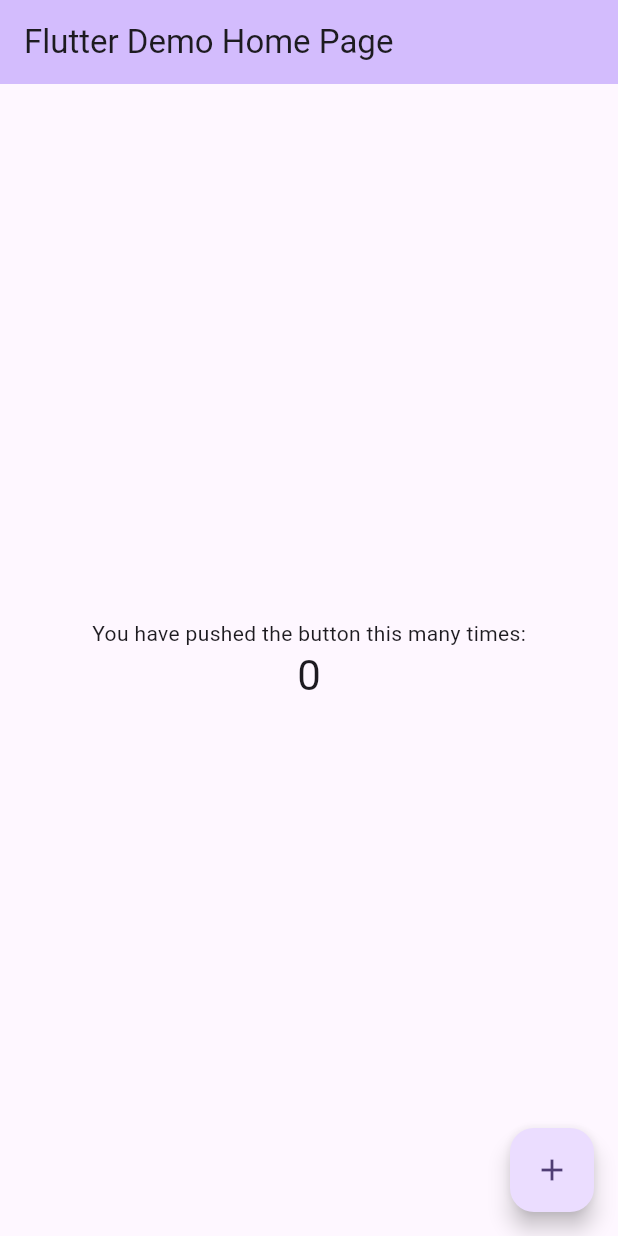
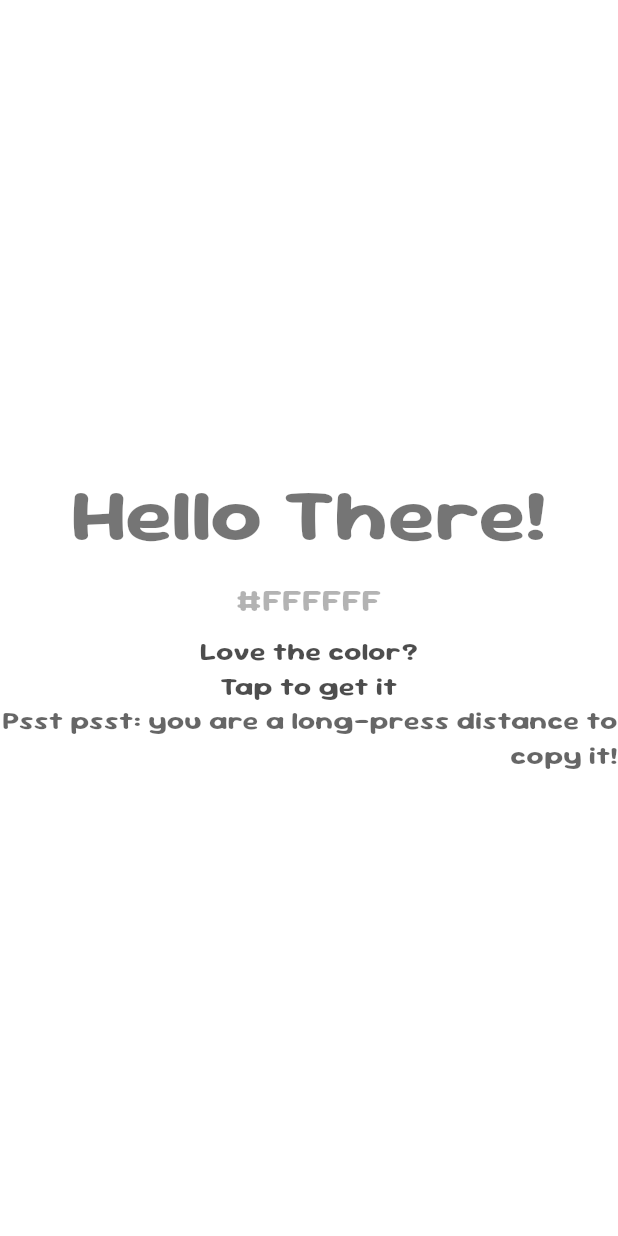
Before and after one commit to arguellesdev/solid_hello, a Flutter app: the screen it shows after launch, on a phone screen of 412 x 824 dp. Run offline on Flutter 3.47's test engine with Material 3 defaults, Android fonts, the phone set to English and light mode, and no system bars.

Commit message:
Hello there added to the main

```diff
--- /dev/null
+++ b/solid_hello/lib/app/features/hello_there/presentation/pages/hello_there.dart
@@ -0,0 +1,103 @@
+import 'package:flutter/material.dart';
+import 'package:flutter/services.dart';
+import 'package:solid_hello/app/features/hello_there/services/color_service.dart';
+
+class HelloThere extends StatefulWidget {
+  const HelloThere({super.key});
+
+  @override
+  State<HelloThere> createState() => _HelloThereState();
+}
+
+class _HelloThereState extends State<HelloThere> {
+  final _cs = ColorService();
+  Color _bgColor = Colors.white70;
+  Color _textColor = Colors.black54;
+
+  void _onTap() {
+    setState(() {
+      _bgColor = _cs.generateRandomColor();
+      _textColor = _cs.readableOn(_bgColor);
+    });
+  }
+
+  Future<void> _onLongPress() async {
+    final hex = _cs.hex(_bgColor);
+    await Clipboard.setData(ClipboardData(text: hex));
+    if (!mounted) return;
+    ScaffoldMessenger.of(context).showSnackBar(
+      SnackBar(
+        content: Text('Done!  $hex is now on your clipboard'),
+        duration: const Duration(milliseconds: 1800),
+      ),
+    );
+  }
+
+  @override
+  Widget build(BuildContext context) {
+    final hex = _cs.hex(_bgColor);
+
+    return Scaffold(
+      backgroundColor: _bgColor,
+      body: Material(
+        color: Colors.transparent,
+        child: InkWell(
+          onTap: _onTap,
+          onLongPress: _onLongPress,
+          child: SizedBox.expand(
+            child: Center(
+              child: Column(
+                mainAxisSize: MainAxisSize.min,
+                children: [
+                  Text(
+                    'Hello There!',
+                    textAlign: TextAlign.center,
+                    style: TextStyle(
+                      fontFamily: 'SourGummy',
+                      fontWeight: FontWeight.w700,
+                      fontSize: 48,
+                      color: _textColor,
+                    ),
+                  ),
+                  const SizedBox(height: 8),
+                  Text(
+                    hex,
+                    textAlign: TextAlign.center,
+                    style: TextStyle(
+                      fontFamily: 'SourGummy',
+                      fontWeight: FontWeight.w500,
+                      fontSize: 20,
+                      color: _textColor.withAlpha((0.3 * 255).toInt()),
+                      fontFeatures: const [FontFeature.tabularFigures()],
+                    ),
+                  ),
+                  const SizedBox(height: 8),
+                  Text(
+                    'Love the color?\nTap to get it',
+                    textAlign: TextAlign.center,
+                    style: TextStyle(
+                      fontFamily: 'SourGummy',
+                      fontWeight: FontWeight.w300,
+                      fontSize: 16,
+                      color: _textColor.withAlpha((0.7 * 255).toInt()),
+                    ),
+                  ),
+                  Text(
+                    'Psst psst: you are a long-press distance to copy it!',
+                    textAlign: TextAlign.end,
+                    style: TextStyle(
+                      fontFamily: 'SourGummy',
+                      fontWeight: FontWeight.w300,
+                      fontSize: 16,
+                      color: _textColor.withAlpha((0.6 * 255).toInt()),
+                    ),
+                  ),
+                ],
+              ),
+            ),
+          ),
+        ),
+      ),
+    );
+  }
+}
--- a/solid_hello/lib/main.dart
+++ b/solid_hello/lib/main.dart
@@ -1,4 +1,5 @@
 import 'package:flutter/material.dart';
+import 'package:solid_hello/app/features/hello_there/presentation/pages/hello_there.dart';
 
 void main() {
   runApp(const MyApp());
@@ -7,7 +8,6 @@
 class MyApp extends StatelessWidget {
   const MyApp({super.key});
 
-  // This widget is the root of your application.
   @override
   Widget build(BuildContext context) {
     return MaterialApp(
@@ -30,93 +30,7 @@
         // tested with just a hot reload.
         colorScheme: ColorScheme.fromSeed(seedColor: Colors.deepPurple),
       ),
-      home: const MyHomePage(title: 'Flutter Demo Home Page'),
+      home: const HelloThere(),
     );
   }
 }
-
-class MyHomePage extends StatefulWidget {
-  const MyHomePage({super.key, required this.title});
-
-  // This widget is the home page of your application. It is stateful, meaning
-  // that it has a State object (defined below) that contains fields that affect
-  // how it looks.
-
-  // This class is the configuration for the state. It holds the values (in this
-  // case the title) provided by the parent (in this case the App widget) and
-  // used by the build method of the State. Fields in a Widget subclass are
-  // always marked "final".
-
-  final String title;
-
-  @override
-  State<MyHomePage> createState() => _MyHomePageState();
-}
-
-class _MyHomePageState extends State<MyHomePage> {
-  int _counter = 0;
-
-  void _incrementCounter() {
-    setState(() {
-      // This call to setState tells the Flutter framework that something has
-      // changed in this State, which causes it to rerun the build method below
-      // so that the display can reflect the updated values. If we changed
-      // _counter without calling setState(), then the build method would not be
-      // called again, and so nothing would appear to happen.
-      _counter++;
-    });
-  }
-
-  @override
-  Widget build(BuildContext context) {
-    // This method is rerun every time setState is called, for instance as done
-    // by the _incrementCounter method above.
-    //
-    // The Flutter framework has been optimized to make rerunning build methods
-    // fast, so that you can just rebuild anything that needs updating rather
-    // than having to individually change instances of widgets.
-    return Scaffold(
-      appBar: AppBar(
-        // TRY THIS: Try changing the color here to a specific color (to
-        // Colors.amber, perhaps?) and trigger a hot reload to see the AppBar
-        // change color while the other colors stay the same.
-        backgroundColor: Theme.of(context).colorScheme.inversePrimary,
-        // Here we take the value from the MyHomePage object that was created by
-        // the App.build method, and use it to set our appbar title.
-        title: Text(widget.title),
-      ),
-      body: Center(
-        // Center is a layout widget. It takes a single child and positions it
-        // in the middle of the parent.
-        child: Column(
-          // Column is also a layout widget. It takes a list of children and
-          // arranges them vertically. By default, it sizes itself to fit its
-          // children horizontally, and tries to be as tall as its parent.
-          //
-          // Column has various properties to control how it sizes itself and
-          // how it positions its children. Here we use mainAxisAlignment to
-          // center the children vertically; the main axis here is the vertical
-          // axis because Columns are vertical (the cross axis would be
-          // horizontal).
-          //
-          // TRY THIS: Invoke "debug painting" (choose the "Toggle Debug Paint"
-          // action in the IDE, or press "p" in the console), to see the
-          // wireframe for each widget.
-          mainAxisAlignment: MainAxisAlignment.center,
-          children: <Widget>[
-            const Text('You have pushed the button this many times:'),
-            Text(
-              '$_counter',
-              style: Theme.of(context).textTheme.headlineMedium,
-            ),
-          ],
-        ),
-      ),
-      floatingActionButton: FloatingActionButton(
-        onPressed: _incrementCounter,
-        tooltip: 'Increment',
-        child: const Icon(Icons.add),
-      ), // This trailing comma makes auto-formatting nicer for build methods.
-    );
-  }
-}
--- a/solid_hello/pubspec.yaml
+++ b/solid_hello/pubspec.yaml
@@ -32,5 +32,8 @@ flutter:
     - family: SourGummy
       fonts:
         - asset: assets/fonts/SourGummy_Expanded-Light.ttf
+          weight: 300
         - asset: assets/fonts/SourGummy_Expanded-Medium.ttf
+          weight: 500
         - asset: assets/fonts/SourGummy_SemiExpanded-Bold.ttf
+          weight: 700
```
